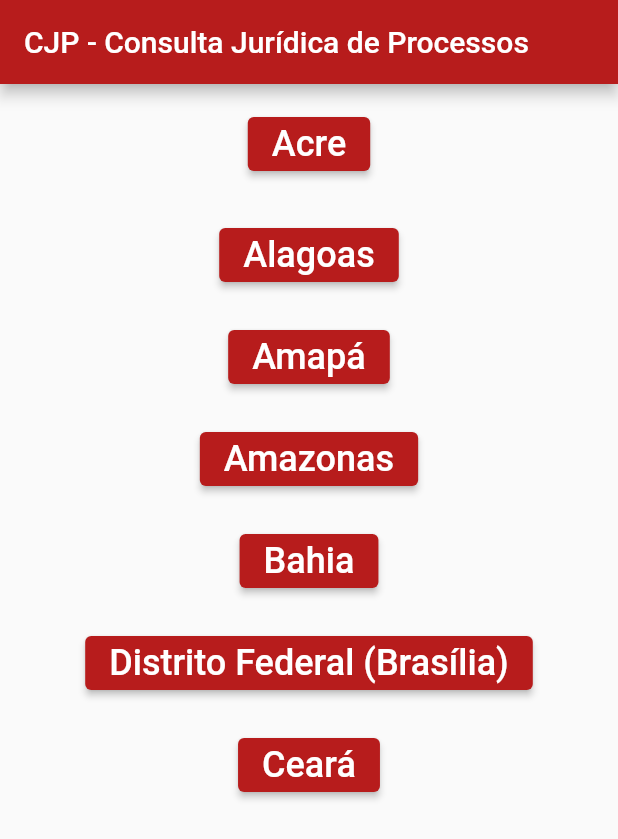
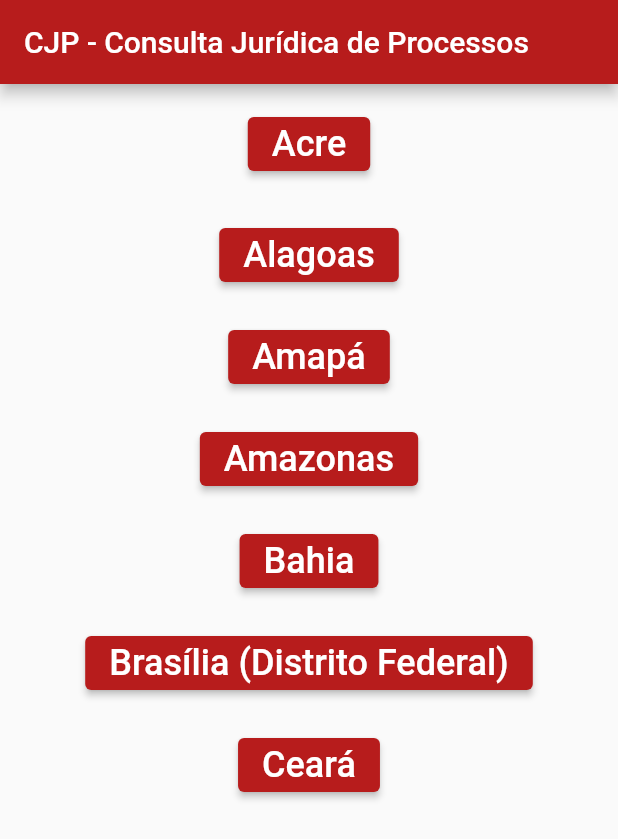
Before and after one commit to HeroRickyGAMES/Projeto-CPJ-Consulta-Juridica-de-Processos, a Flutter app: the screen it shows after launch, on a phone screen of 412 x 824 dp. Shown: the top 839 px of the screen. Run offline on Flutter 3.47's test engine with Material 2 defaults, Android fonts, the light colour scheme and no system bars; our stand-ins replace webview_flutter.

Commit message:
Mudança no DF

```diff
--- a/lib/main.dart
+++ b/lib/main.dart
@@ -202,7 +202,7 @@ class mainActivity extends State<WebViewApp> {
             ElevatedButton(
               onPressed: BrasiliaBTN,
               child: Text(
-                'Distrito Federal (Brasília)',
+                'Brasília (Distrito Federal)',
                 style: TextStyle(
                   fontSize: 24,
                 ),
```
